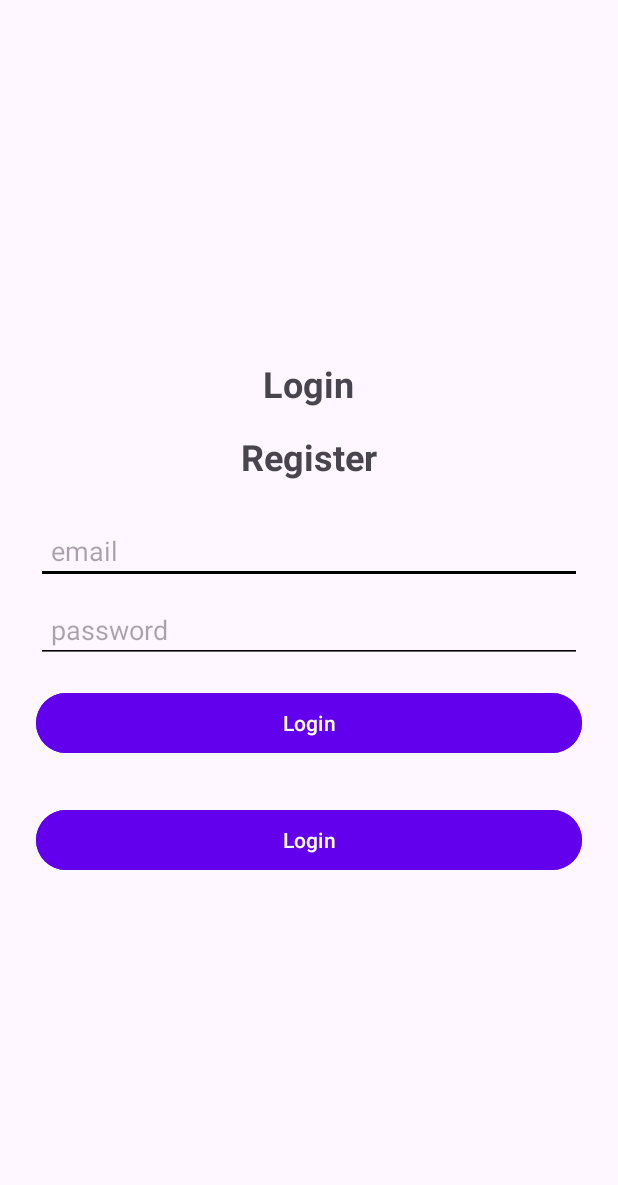
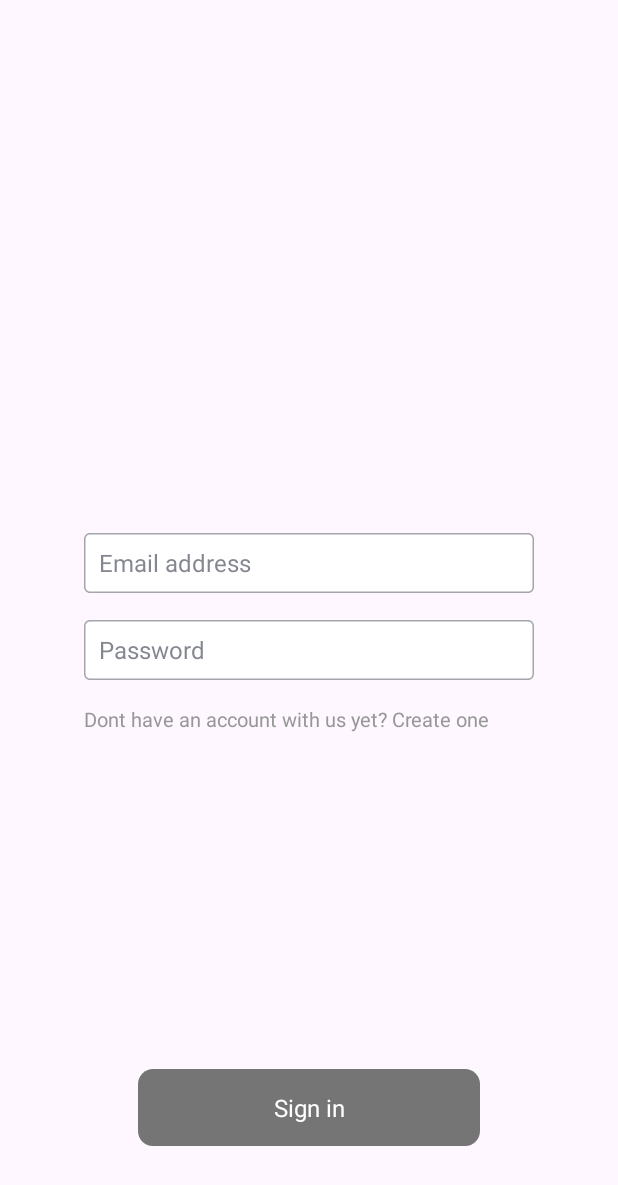
Before and after one commit to VacationVibes/frontend, an Android app: the screen it shows after launch (MainActivity), on a phone screen of 412 x 824 dp. Shown: the top 1185 px of the screen. Run offline under Robolectric (Android 15) with nearby library versions, the phone set to English and light mode, and no system bars.

Commit message:
update gui to match figma design

```diff
--- a/app/src/main/java/com/github/sviatoslavslysh/vacationvibes/MainActivity.java
+++ b/app/src/main/java/com/github/sviatoslavslysh/vacationvibes/MainActivity.java
@@ -4,6 +4,7 @@ import android.os.Bundle;
 import android.view.View;
 import android.widget.Button;
 import android.widget.EditText;
+import android.widget.TextView;
 import android.widget.Toast;
 import androidx.appcompat.app.AppCompatActivity;
 
@@ -12,13 +13,14 @@ import org.json.JSONObject;
 import java.io.OutputStream;
 import java.net.HttpURLConnection;
 import java.net.URL;
+import java.nio.charset.StandardCharsets;
 
 public class MainActivity extends AppCompatActivity {
 
     private EditText etEmail, etPassword;
     private Button btnLogin;
     private Button btnRegister;
-    private static final String BASE_URL = "http://172.20.10.2"; // Replace with your actual URL
+    private static final String BASE_URL = "http://localhost";
     private static final String AUTH_ENDPOINT = BASE_URL + "/auth";
 
 
@@ -27,72 +29,75 @@ public class MainActivity extends AppCompatActivity {
         super.onCreate(savedInstanceState);
         setContentView(R.layout.activity_main);
 
-        etEmail = findViewById(R.id.etEmail);
-        etPassword = findViewById(R.id.etPassword);
-        btnRegister = findViewById(R.id.btnRegister);
+//        etEmail = findViewById(R.id.email);
+//        TextView signInTextView = findViewById(R.id.sign_in);
+//        signInTextView.setOnClickListener(v -> {
+//            // Здесь обработчик нажатия на "Sign In"
+//            Toast.makeText(this, "Sign In clicked", Toast.LENGTH_SHORT).show();
+//        });
 
-        btnRegister.setOnClickListener(new View.OnClickListener() {
-            @Override
-            public void onClick(View v) {
-                String email = etEmail.getText().toString().trim();
-                String password = etPassword.getText().toString().trim();
+//        etPassword = findViewById(R.id.passwordInput);
+//        btnRegister = findViewById(R.id.btnRegister);
 
-                if (email.isEmpty() || password.isEmpty()) {
-                    Toast.makeText(MainActivity.this, "Please fill in both fields", Toast.LENGTH_SHORT).show();
-                } else if (!isValidEmail(email)) {
-                    Toast.makeText(MainActivity.this, "Please enter a valid email address", Toast.LENGTH_SHORT).show();
-                } else if (password.length() < 6) {
-                    Toast.makeText(MainActivity.this, "Password must be at least 6 characters", Toast.LENGTH_SHORT).show();
-                } else {
-                    Toast.makeText(MainActivity.this, "Registration Successful!", Toast.LENGTH_SHORT).show();
-                    sendRegistrationData(email, password);
-
-                }
-            }
-        });
+//        btnRegister.setOnClickListener(new View.OnClickListener() {
+//            @Override
+//            public void onClick(View v) {
+//                String email = etEmail.getText().toString().trim();
+//                String password = etPassword.getText().toString().trim();
+//
+//                if (email.isEmpty() || password.isEmpty()) {
+//                    Toast.makeText(MainActivity.this, "Please fill in both fields", Toast.LENGTH_SHORT).show();
+//                } else if (!isValidEmail(email)) {
+//                    Toast.makeText(MainActivity.this, "Please enter a valid email address", Toast.LENGTH_SHORT).show();
+//                } else if (password.length() < 6) {
+//                    Toast.makeText(MainActivity.this, "Password must be at least 6 characters", Toast.LENGTH_SHORT).show();
+//                } else {
+//                    Toast.makeText(MainActivity.this, "Registration Successful!", Toast.LENGTH_SHORT).show();
+//                    sendRegistrationData(email, password);
+//
+//                }
+//            }
+//        });
     }
 
-    private void sendRegistrationData(String email, String password) {
-        new Thread(new Runnable() {
-            @Override
-            public void run() {
-                try {
-                    URL url = new URL(AUTH_ENDPOINT + "/login");
-                    HttpURLConnection connection = (HttpURLConnection) url.openConnection();
-
-                    connection.setRequestMethod("POST");
-                    connection.setRequestProperty("Content-Type", "application/json; utf-8");
-                    connection.setDoOutput(true);
-
-                    JSONObject jsonParam = new JSONObject();
-                    jsonParam.put("email", email);
-                    jsonParam.put("password", password);
-
-                    try (OutputStream os = connection.getOutputStream()) {
-                        byte[] input = jsonParam.toString().getBytes("utf-8");
-                        os.write(input, 0, input.length);
-                    }
-
-                    int responseCode = connection.getResponseCode();
-                    if (responseCode == HttpURLConnection.HTTP_OK) {
-                        runOnUiThread(() ->
-                                Toast.makeText(MainActivity.this, "Server Registration Successful!", Toast.LENGTH_SHORT).show());
-                    } else {
-                        runOnUiThread(() ->
-                                Toast.makeText(MainActivity.this, "Server Registration Failed!", Toast.LENGTH_SHORT).show());
-                    }
-
-                    connection.disconnect();
-                } catch (Exception e) {
-                    e.printStackTrace();
-                    runOnUiThread(() ->
-                            Toast.makeText(MainActivity.this, "Network error!", Toast.LENGTH_SHORT).show());
-                }
-            }
-        }).start();
-    }
-
-    private boolean isValidEmail(CharSequence email) {
-        return android.util.Patterns.EMAIL_ADDRESS.matcher(email).matches();
-    }
+//    private void sendRegistrationData(String email, String password) {
+//        new Thread(() -> {
+//            try {
+//                URL url = new URL(AUTH_ENDPOINT + "/login");
+//                HttpURLConnection connection = (HttpURLConnection) url.openConnection();
+//
+//                connection.setRequestMethod("POST");
+//                connection.setRequestProperty("Content-Type", "application/json; utf-8");
+//                connection.setDoOutput(true);
+//
+//                JSONObject jsonParam = new JSONObject();
+//                jsonParam.put("email", email);
+//                jsonParam.put("password", password);
+//
+//                try (OutputStream os = connection.getOutputStream()) {
+//                    byte[] input = jsonParam.toString().getBytes(StandardCharsets.UTF_8);
+//                    os.write(input, 0, input.length);
+//                }
+//
+//                int responseCode = connection.getResponseCode();
+//                if (responseCode == HttpURLConnection.HTTP_OK) {
+//                    runOnUiThread(() ->
+//                            Toast.makeText(MainActivity.this, "Server Registration Successful!", Toast.LENGTH_SHORT).show());
+//                } else {
+//                    runOnUiThread(() ->
+//                            Toast.makeText(MainActivity.this, "Server Registration Failed!", Toast.LENGTH_SHORT).show());
+//                }
+//
+//                connection.disconnect();
+//            } catch (Exception e) {
+//                e.printStackTrace();
+//                runOnUiThread(() ->
+//                        Toast.makeText(MainActivity.this, "Network error!", Toast.LENGTH_SHORT).show());
+//            }
+//        }).start();
+//    }
+//
+//    private boolean isValidEmail(CharSequence email) {
+//        return android.util.Patterns.EMAIL_ADDRESS.matcher(email).matches();
+//    }
 }
--- /dev/null
+++ b/app/src/main/res/drawable/email.xml
@@ -0,0 +1,27 @@
+<?xml version="1.0" encoding="utf-8"?>
+<!--<selector xmlns:android="http://schemas.android.com/apk/res/android">-->
+<!--</selector>-->
+<vector
+xmlns:android="http://schemas.android.com/apk/res/android"
+xmlns:aapt="http://schemas.android.com/aapt"
+    xmlns:tools="http://schemas.android.com/tools"
+    android:width="300dp"
+android:height="40dp"
+android:viewportWidth="300"
+android:viewportHeight="40"
+    tools:ignore="VectorRaster">
+<group>
+    <clip-path
+        android:pathData="M4 0H296C298.209 0 300 1.79086 300 4V36C300 38.2091 298.209 40 296 40H4C1.79086 40 0 38.2091 0 36V4C0 1.79086 1.79086 0 4 0Z"
+        />
+    <path
+        android:pathData="M0 0V40H300V0"
+        android:fillColor="#FFFFFF"
+        />
+    <path
+        android:pathData="M4 0H296C298.209 0 300 1.79086 300 4V36C300 38.2091 298.209 40 296 40H4C1.79086 40 0 38.2091 0 36V4C0 1.79086 1.79086 0 4 0Z"
+        android:strokeWidth="2"
+        android:strokeColor="#7A3F4350"
+        />
+</group>
+</vector>
--- /dev/null
+++ b/app/src/main/res/drawable/password.xml
@@ -0,0 +1,24 @@
+<?xml version="1.0" encoding="utf-8"?>
+<vector
+    xmlns:android="http://schemas.android.com/apk/res/android"
+    android:width="300dp"
+    android:height="40dp"
+    android:viewportWidth="300"
+    android:viewportHeight="40">
+
+    <group>
+        <clip-path
+            android:pathData="M4 0H296C298.209 0 300 1.79086 300 4V36C300 38.2091 298.209 40 296 40H4C1.79086 40 0 38.2091 0 36V4C0 1.79086 1.79086 0 4 0Z"/>
+
+        <!-- white background -->
+        <path
+            android:pathData="M0 0V40H300V0"
+            android:fillColor="#FFFFFF"/>
+
+        <!-- circuit -->
+        <path
+            android:pathData="M4 0H296C298.209 0 300 1.79086 300 4V36C300 38.2091 298.209 40 296 40H4C1.79086 40 0 38.2091 0 36V4C0 1.79086 1.79086 0 4 0Z"
+            android:strokeWidth="2"
+            android:strokeColor="#7A3F4350"/>
+    </group>
+</vector>
--- /dev/null
+++ b/app/src/main/res/drawable/sign_in.xml
@@ -0,0 +1,19 @@
+<?xml version="1.0" encoding="utf-8"?>
+<vector
+    xmlns:android="http://schemas.android.com/apk/res/android"
+    xmlns:aapt="http://schemas.android.com/aapt"
+    android:width="228dp"
+    android:height="51dp"
+    android:viewportWidth="228"
+    android:viewportHeight="51"
+    >
+    <group>
+        <clip-path
+            android:pathData="M10 0H218C223.523 0 228 4.47715 228 10V41C228 46.5228 223.523 51 218 51H10C4.47715 51 0 46.5228 0 41V10C0 4.47715 4.47715 0 10 0Z"
+            />
+        <path
+            android:pathData="M0 0V51H228V0"
+            android:fillColor="#757575"
+            />
+    </group>
+</vector>
--- a/app/src/main/res/layout/activity_main.xml
+++ b/app/src/main/res/layout/activity_main.xml
@@ -1,66 +1,152 @@
 <?xml version="1.0" encoding="utf-8"?>
-<LinearLayout xmlns:android="http://schemas.android.com/apk/res/android"
+<RelativeLayout xmlns:android="http://schemas.android.com/apk/res/android"
     android:layout_width="match_parent"
-    android:layout_height="match_parent"
-    android:orientation="vertical"
-    android:padding="24dp"
-    android:gravity="center">
+    android:layout_height="match_parent">
 
-    <TextView
-        android:layout_width="wrap_content"
-        android:layout_height="wrap_content"
-        android:text="@string/login"
-        android:textSize="24sp"
-        android:textStyle="bold"
-        android:layout_gravity="center_horizontal"
-        android:paddingBottom="16dp" />
+    <!-- Email -->
+    <RelativeLayout
+        android:id="@+id/email"
+        android:layout_width="300dp"
+        android:layout_height="40dp"
+        android:layout_centerHorizontal="true"
+        android:layout_alignParentTop="true"
+        android:layout_marginTop="355dp"
+        android:background="@drawable/email">
 
-    <TextView
-        android:layout_width="wrap_content"
-        android:layout_height="wrap_content"
-        android:text="@string/register"
-        android:textSize="24sp"
-        android:textStyle="bold"
-        android:layout_gravity="center_horizontal"
-        android:paddingBottom="16dp" />
+        <TextView
+            android:id="@+id/email_label"
+            android:layout_width="match_parent"
+            android:layout_height="match_parent"
+            android:gravity="center_vertical|start"
+            android:paddingStart="10dp"
+            android:paddingEnd="10dp"
+            android:lineSpacingExtra="-2sp"
+            android:text="@string/email_label"
+            android:textAppearance="@style/email_label" />
+    </RelativeLayout>
+
+    <!-- Password -->
+    <RelativeLayout
+        android:id="@+id/password"
+        android:layout_width="300dp"
+        android:layout_height="40dp"
+        android:layout_alignParentTop="true"
+        android:layout_marginTop="413dp"
+        android:layout_centerHorizontal="true"
+        android:background="@drawable/password">
+
+        <TextView
+            android:id="@+id/password_label"
+            android:layout_width="match_parent"
+            android:layout_height="match_parent"
+            android:gravity="center_vertical|start"
+            android:paddingStart="10dp"
+            android:paddingEnd="10dp"
+            android:lineSpacingExtra="-2sp"
+            android:text="@string/password_label"
+            android:textAppearance="@style/password_label" />
+    </RelativeLayout>
 
 
-    <EditText
-        android:id="@+id/etEmail"
-        android:layout_width="match_parent"
-        android:layout_height="wrap_content"
-        android:hint="@string/email"
-        android:importantForAutofill="no"
-        android:inputType="textEmailAddress"
-        android:padding="10dp"
-        android:backgroundTint="@color/black"
-        android:layout_marginTop="8dp"/>
+    <!--    dont have account? sign up button-->
+    <TextView
+        android:id="@+id/set_sign_up"
+        android:layout_centerHorizontal="true"
+        android:layout_width="300dp"
+        android:layout_height="52dp"
+        android:layout_alignParentTop="true"
+        android:layout_marginTop="471dp"
+        android:gravity="top"
+        android:lineSpacingExtra="2sp"
+        android:text="@string/set_sign_up"
+        android:textAppearance="@style/set_sign_up"
+        android:translationY="-1.15sp" />
 
-    <EditText
-        android:id="@+id/etPassword"
-        android:layout_width="match_parent"
-        android:layout_height="wrap_content"
-        android:hint="@string/password"
-        android:importantForAutofill="no"
-        android:inputType="textPassword"
-        android:padding="10dp"
-        android:backgroundTint="@color/black"
-        android:layout_marginTop="8dp"/>
-
-    <Button
-        android:id="@+id/btnLogin"
-        android:layout_width="match_parent"
-        android:layout_height="wrap_content"
-        android:text="@string/login"
-        android:layout_marginTop="16dp"
-        android:backgroundTint="@color/primaryColor"/>
+    <!--    sign in button-->
+    <RelativeLayout
+        android:id="@+id/sign_in"
+        android:layout_centerHorizontal="true"
+        android:layout_width="228dp"
+        android:layout_height="51dp"
+        android:layout_marginBottom="60dp"
+        android:background="@drawable/sign_in"
+        android:gravity="center"
+        android:layout_alignParentBottom="true"
+        >
 
 
-    <Button
-        android:id="@+id/btnRegister"
-        android:layout_width="match_parent"
-        android:layout_height="wrap_content"
-        android:text="@string/login"
-        android:layout_marginTop="30dp"
-        android:backgroundTint="@color/primaryColor"/>
-</LinearLayout>
+        <TextView
+            android:id="@+id/sign_in_label"
+            android:layout_width="match_parent"
+            android:layout_height="match_parent"
+            android:gravity="center"
+            android:text="@string/sign_in_label"
+            android:textAppearance="@style/sign_in_label" />
+    </RelativeLayout>
+</RelativeLayout>
+
+<!--<LinearLayout xmlns:android="http://schemas.android.com/apk/res/android"-->
+<!--    android:layout_width="match_parent"-->
+<!--    android:layout_height="match_parent"-->
+<!--    android:orientation="vertical"-->
+<!--    android:padding="24dp"-->
+<!--    android:gravity="center">-->
+
+<!--    <TextView-->
+<!--        android:layout_width="wrap_content"-->
+<!--        android:layout_height="wrap_content"-->
+<!--        android:text="@string/login"-->
+<!--        android:textSize="24sp"-->
+<!--        android:textStyle="bold"-->
+<!--        android:layout_gravity="center_horizontal"-->
+<!--        android:paddingBottom="16dp" />-->
+
+<!--    <TextView-->
+<!--        android:layout_width="wrap_content"-->
+<!--        android:layout_height="wrap_content"-->
+<!--        android:text="@string/register"-->
+<!--        android:textSize="24sp"-->
+<!--        android:textStyle="bold"-->
+<!--        android:layout_gravity="center_horizontal"-->
+<!--        android:paddingBottom="16dp" />-->
+
+
+<!--    <EditText-->
+<!--        android:id="@+id/etEmail"-->
+<!--        android:layout_width="match_parent"-->
+<!--        android:layout_height="wrap_content"-->
+<!--        android:hint="@string/email"-->
+<!--        android:importantForAutofill="no"-->
+<!--        android:inputType="textEmailAddress"-->
+<!--        android:padding="10dp"-->
+<!--        android:backgroundTint="@color/black"-->
+<!--        android:layout_marginTop="8dp"/>-->
+
+<!--    <EditText-->
+<!--        android:id="@+id/etPassword"-->
+<!--        android:layout_width="match_parent"-->
+<!--        android:layout_height="wrap_content"-->
+<!--        android:hint="@string/password"-->
+<!--        android:importantForAutofill="no"-->
+<!--        android:inputType="textPassword"-->
+<!--        android:padding="10dp"-->
+<!--        android:backgroundTint="@color/black"-->
+<!--        android:layout_marginTop="8dp"/>-->
+
+<!--    <Button-->
+<!--        android:id="@+id/btnLogin"-->
+<!--        android:layout_width="match_parent"-->
+<!--        android:layout_height="wrap_content"-->
+<!--        android:text="@string/login"-->
+<!--        android:layout_marginTop="16dp"-->
+<!--        android:backgroundTint="@color/primaryColor"/>-->
+
+
+<!--    <Button-->
+<!--        android:id="@+id/btnRegister"-->
+<!--        android:layout_width="match_parent"-->
+<!--        android:layout_height="wrap_content"-->
+<!--        android:text="@string/login"-->
+<!--        android:layout_marginTop="30dp"-->
+<!--        android:backgroundTint="@color/primaryColor"/>-->
+<!--</LinearLayout>-->
--- a/app/src/main/res/values/colors.xml
+++ b/app/src/main/res/values/colors.xml
@@ -3,6 +3,6 @@
 
     <color name="black">#FF000000</color>
     <color name="white">#FFFFFFFF</color>
-    <color name="primaryColor">#6200EE</color> <!-- Add this line for primary color -->
+    <color name="primaryColor">#6200EE</color>
 
 </resources>
--- /dev/null
+++ b/app/src/main/res/values/ids.xml
@@ -0,0 +1,10 @@
+<?xml version="1.0" encoding="utf-8"?>
+<resources>
+    <item name="email" type="id" />
+    <item name="email_label" type="id" />
+    <item name="password" type="id" />
+    <item name="password_label" type="id" />
+    <item name="set_sign_up" type="id" />
+    <item name="sign_in" type="id" />
+    <item name="sign_in_label" type="id" />
+</resources>
--- a/app/src/main/res/values/strings.xml
+++ b/app/src/main/res/values/strings.xml
@@ -44,7 +44,12 @@
         vestibulum. Fusce dictum libero quis erat maximus, vitae volutpat diam dignissim.
     </string>
     <string name="login">Login</string>
-    <string name="password">password</string>
-    <string name="email">email</string>
+    <string name="password">Password</string>
+    <string name="email">Email address</string>
     <string name="register">Register</string>
+    <string name="sign_in">Sign in</string>
+    <string name="email_label">Email address</string>
+    <string name="password_label">Password</string>
+    <string name="set_sign_up">Dont have an account with us yet? Create one</string>
+    <string name="sign_in_label">Sign in</string>
 </resources>
--- /dev/null
+++ b/app/src/main/res/values/styles.xml
@@ -0,0 +1,22 @@
+<?xml version="1.0" encoding="utf-8"?>
+<resources>
+    <style name="email_label">
+        <item name="android:textSize">16sp</item>
+        <item name="android:textColor">#A33F4350</item>
+    </style>
+
+    <style name="password_label">
+        <item name="android:textSize">16sp</item>
+        <item name="android:textColor">#A33F4350</item>
+    </style>
+
+    <style name="set_sign_up">
+        <item name="android:textSize">13sp</item>
+        <item name="android:textColor">#979797</item>
+    </style>
+
+    <style name="sign_in_label">
+        <item name="android:textSize">16sp</item>
+        <item name="android:textColor">#FFFFFF</item>
+    </style>
+</resources>
--- /dev/null
+++ b/app/src/main/res/values/values.xml
@@ -0,0 +1,3 @@
+<?xml version="1.0" encoding="utf-8"?>
+<resources>
+</resources>
```
